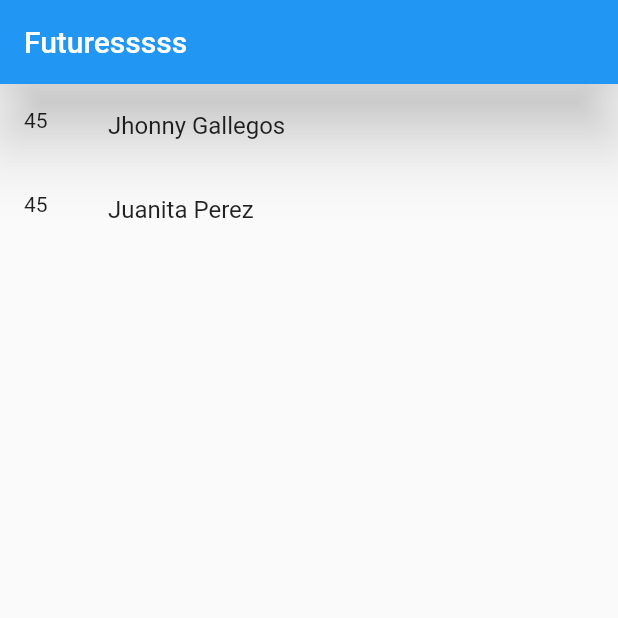
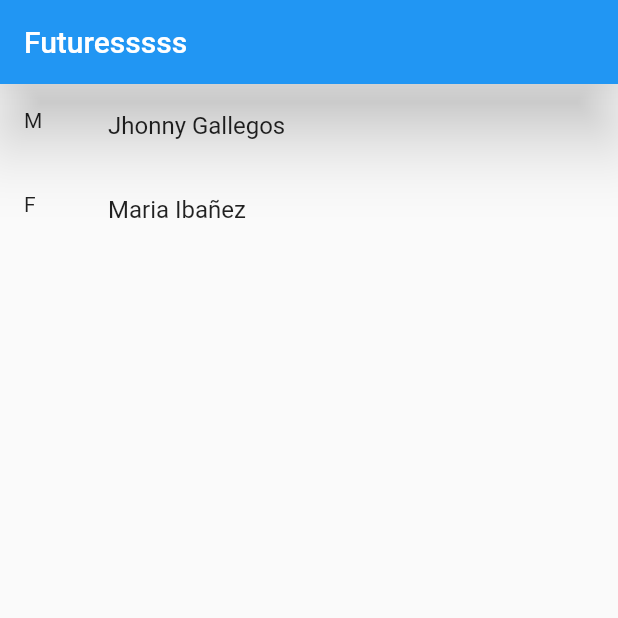
Before and after one commit to fr4nsgallegos/example, a Flutter app: the screen it shows after launch, on a phone screen of 412 x 824 dp, the top half of it. Run offline on Flutter 3.47's test engine with Material 2 defaults, Android fonts, the phone set to English and light mode, and no system bars.

Commit message:
show infor desde clase persona!

```diff
--- /dev/null
+++ b/lib/models/person_model.dart
@@ -0,0 +1,19 @@
+class Persona {
+  String sName;
+  String sDni;
+  int iEdad;
+  String bSexo;
+  bool bViveEnPeru;
+
+  Persona({
+    required this.bViveEnPeru,
+    required this.iEdad,
+    required this.sDni,
+    required this.sName,
+    required this.bSexo,
+  });
+}
+
+// List<Persona> lista = [
+
+// ];
--- a/lib/pages/future_page.dart
+++ b/lib/pages/future_page.dart
@@ -1,5 +1,6 @@
 import 'dart:async';
 
+import 'package:example/models/person_model.dart';
 import 'package:example/pages/main_page.dart';
 import 'package:flutter/material.dart';
 
@@ -39,8 +40,29 @@ class _FuturePageState extends State<FuturePage> {
           "iEdad": 45,
           "sSexo": "F",
           "BViveEnPeru": true,
-          "SUrlImage": "httpimage"
+          "sUrlImage": "httpimage",
+          "btienePareja": false
         }
+      ];
+    });
+  }
+
+  Future<List<Persona>> getPersonas() async {
+    return Future.delayed(Duration(seconds: 4), () {
+      return [
+        Persona(
+            bViveEnPeru: true,
+            iEdad: 20,
+            sDni: "12346578",
+            sName: "Jhonny Gallegos",
+            bSexo: "M"),
+        Persona(
+          bViveEnPeru: true,
+          iEdad: 60,
+          sDni: "98765465421",
+          sName: "Maria Ibañez",
+          bSexo: "F",
+        )
       ];
     });
   }
@@ -55,18 +77,17 @@ class _FuturePageState extends State<FuturePage> {
         ),
         body: Center(
           child: FutureBuilder(
-            future: getProducts(),
+            future: getPersonas(),
             builder: (BuildContext context, AsyncSnapshot snap) {
               if (snap.hasData) {
-                List<Map<String, dynamic>> data = snap.data;
+                List<Persona> _personasList = snap.data;
                 return ListView.builder(
-                  itemCount: data.length,
+                  itemCount: _personasList.length,
                   itemBuilder: (BuildContext context, int index) {
+                    print(_personasList);
                     return ListTile(
-                      title: Text(
-                        data[index]["sName"],
-                      ),
-                      leading: Text(data[index]["iEdad"].toString()),
+                      title: Text(_personasList[index].sName),
+                      leading: Text(_personasList[index].bSexo),
                     );
                   },
                 );
```
